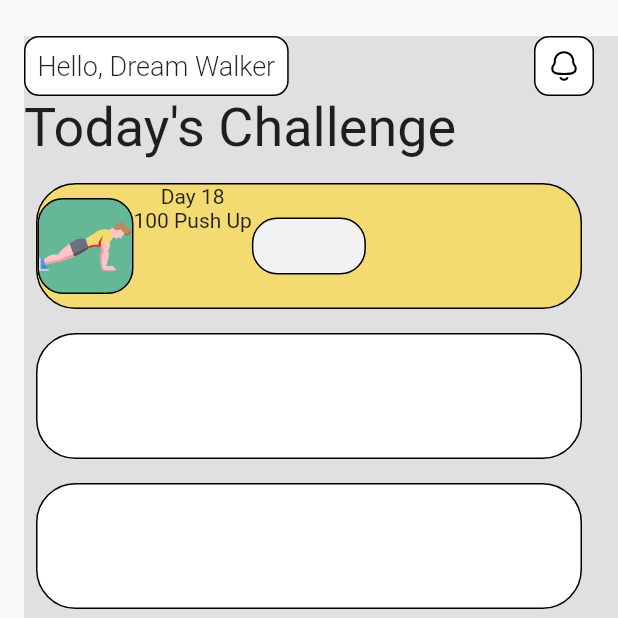
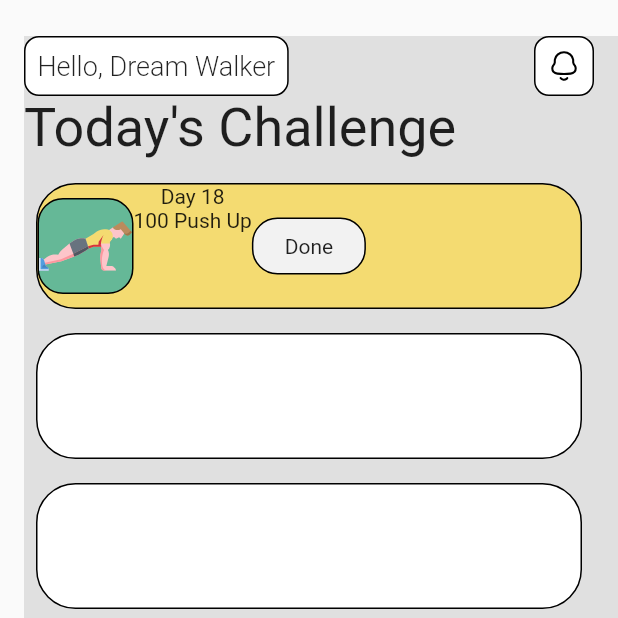
Before and after one commit to JAICHANGPARK/flutter_notebook_13th_story, a Flutter app: the HealthHomePage screen opened directly, on a phone screen of 412 x 824 dp, the top half of it. Run offline on Flutter 3.47's test engine with Material 2 defaults, Android fonts, the phone set to English and light mode, and no system bars; our stand-ins replace flutter_svg, get, google_fonts, hooks_riverpod, page_transition, timeago; missing offline and left inert: barcode; Roboto replaces fonts that are missing (Kanit).

Commit message:
Update health_home_page.dart

```diff
--- a/lib/ep833_health_app/ui/health_home_page.dart
+++ b/lib/ep833_health_app/ui/health_home_page.dart
@@ -113,6 +113,9 @@ class _HealthHomePageState extends State<HealthHomePage> {
                                     border: Border.all(color: Colors.black,),
                                     borderRadius: BorderRadius.circular(17)
                                 ),
+                                child: Center(
+                                  child: Text("Done",),
+                                )
 
                               )
 
```
